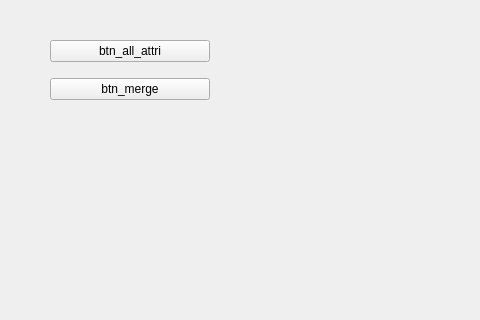
First picture: the form in Main_Window.ui, repository JoyJeeo/Excel_Qt, before the edit; both pictures show x 0 to 480 and y 0 to 320 of the 811 by 598 pixel window.
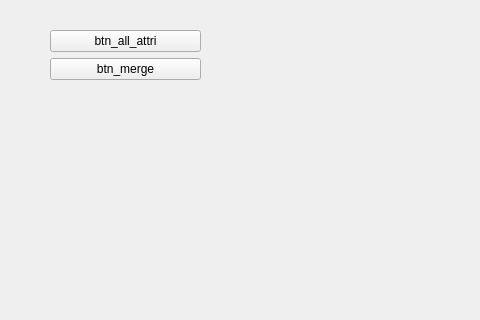
Second picture: the form after the edit. Custom widgets are drawn as their Qt base class.

What changed in the file:
```diff
--- a/Main_Window.ui
+++ b/Main_Window.ui
@@ -19,11 +19,17 @@
      <rect>
       <x>50</x>
       <y>30</y>
-      <width>160</width>
-      <height>80</height>
+      <width>151</width>
+      <height>81</height>
      </rect>
     </property>
     <layout class="QVBoxLayout" name="verticalLayout">
+     <property name="spacing">
+      <number>6</number>
+     </property>
+     <property name="sizeConstraint">
+      <enum>QLayout::SetMinAndMaxSize</enum>
+     </property>
      <item>
       <widget class="Button_All_Attri" name="btn_all_attri">
        <property name="text">
```
